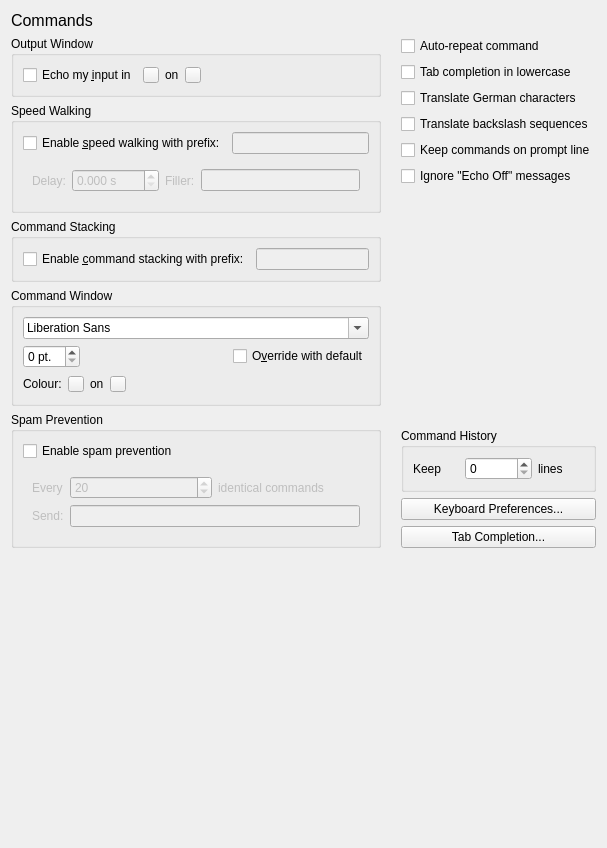
Old version of the form smushclient-qt/cpp/ui/prefs/commands.ui in the repository jnbooth/smushclient.
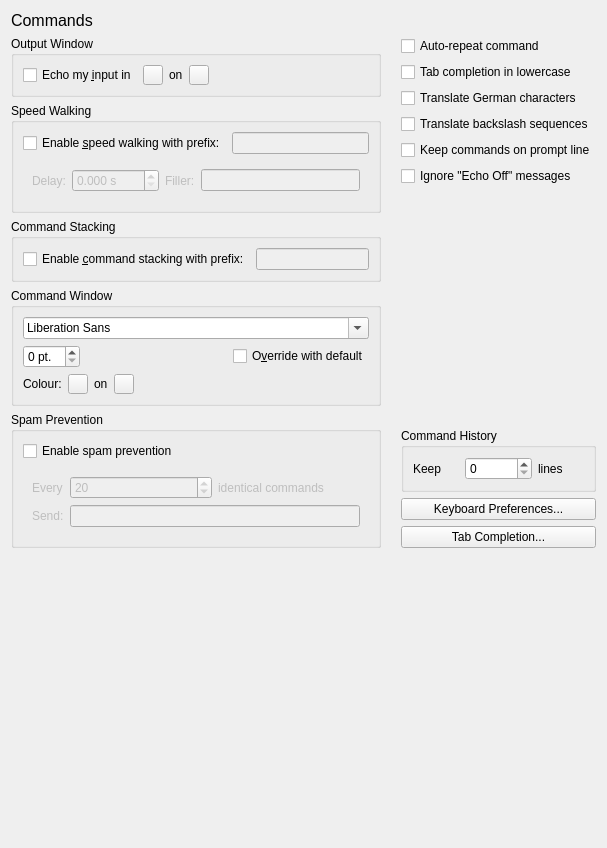
New version of the form. Custom widgets are drawn as their Qt base class.

Diff of the .ui file:
```diff
--- a/smushclient-qt/cpp/ui/prefs/commands.ui
+++ b/smushclient-qt/cpp/ui/prefs/commands.ui
@@ -59,8 +59,8 @@
            <widget class="ColorPickerButton" name="EchoColorsForeground">
             <property name="maximumSize">
              <size>
-              <width>16</width>
-              <height>16</height>
+              <width>20</width>
+              <height>20</height>
              </size>
             </property>
            </widget>
@@ -76,8 +76,8 @@
            <widget class="ColorPickerButton" name="EchoColorsBackground">
             <property name="maximumSize">
              <size>
-              <width>16</width>
-              <height>16</height>
+              <width>20</width>
+              <height>20</height>
              </size>
             </property>
            </widget>
@@ -243,8 +243,8 @@
              <widget class="ColorPickerButton" name="InputColorsForeground">
               <property name="maximumSize">
                <size>
-                <width>16</width>
-                <height>16</height>
+                <width>20</width>
+                <height>20</height>
                </size>
               </property>
              </widget>
@@ -260,8 +260,8 @@
              <widget class="ColorPickerButton" name="InputColorsBackground">
               <property name="maximumSize">
                <size>
-                <width>16</width>
-                <height>16</height>
+                <width>20</width>
+                <height>20</height>
                </size>
               </property>
              </widget>
```
